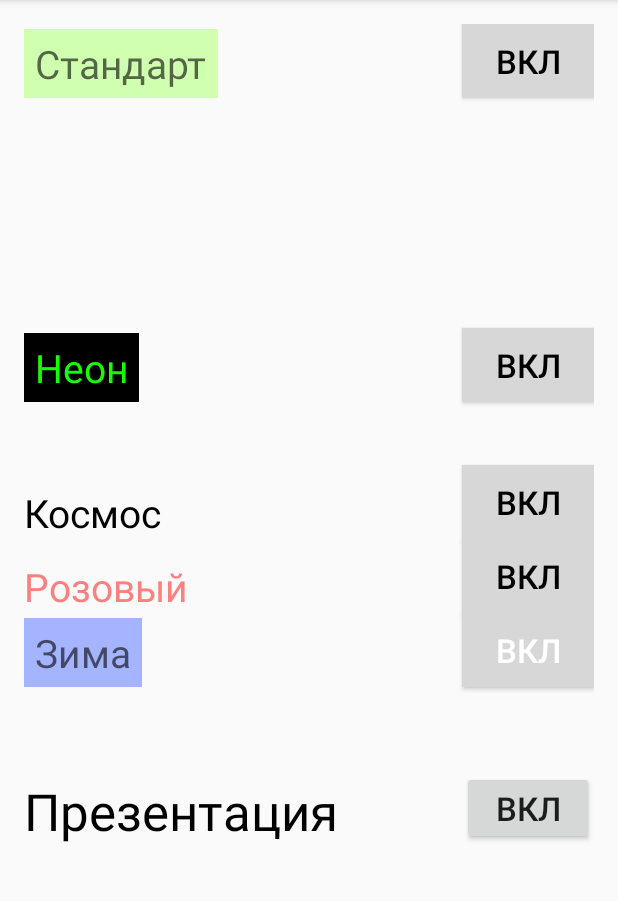
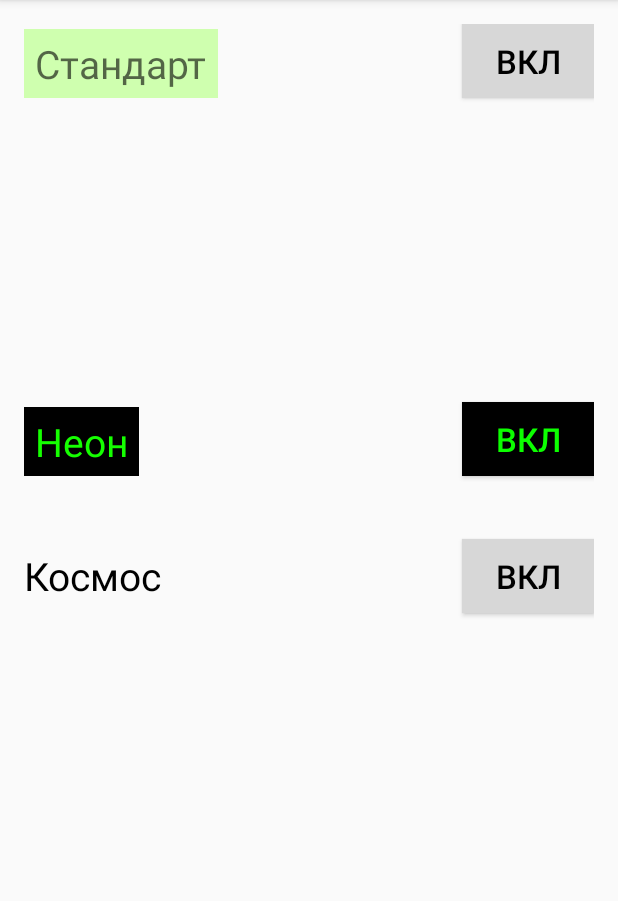
Before and after one commit to AppCampSiberia/ChatBot, an Android app: the Settings screen opened directly, with no data from a screen before it, after a tap on "ВКЛ", on a phone screen of 412 x 824 dp, the part 84-985 px from its top. Run offline under Robolectric (Android 15) with nearby library versions, the phone set to English and light mode, and no system bars.

Commit message:
final version

```diff
--- a/app/src/main/java/ru/appcampsiberia/chatbot/Settings.java
+++ b/app/src/main/java/ru/appcampsiberia/chatbot/Settings.java
@@ -9,9 +9,7 @@
 
 public class Settings extends AppCompatActivity {
 
-    Button buttonZima;
     Button buttonNeon;
-    Button buttonColor;
     Button buttonSpace;
     Button buttonStandart;
     Button buttonPres;
@@ -22,12 +20,9 @@
         super.onCreate(savedInstanceState);
         setContentView(R.layout.activity_settings);
 
-        buttonZima = (Button) findViewById(R.id.buttonZima);
         buttonNeon = (Button) findViewById(R.id.buttonNeon);
         buttonStandart = (Button) findViewById(R.id.buttonStandart);
         buttonSpace = (Button) findViewById(R.id.buttonSpace);
-        buttonColor = (Button) findViewById(R.id.buttonColor);
-        buttonPres = (Button) findViewById(R.id.buttonPres);
 
         SharedPreferences p = getSharedPreferences("cur_theme", MODE_PRIVATE);
         String c = p.getString("cur_theme","standart" );
@@ -36,53 +31,42 @@
             buttonStandart.setBackgroundColor(Color.parseColor("#cfffaf"));
             buttonStandart.setTextColor(Color.parseColor("#000000"));
 
-            buttonColor.setTextColor(Color.parseColor("#000000"));
-            buttonColor.setBackgroundColor(color);
             buttonNeon.setBackgroundColor(color);
             buttonNeon.setTextColor(Color.parseColor("#000000"));
             buttonSpace.setBackgroundColor(color);
             buttonSpace.setTextColor(Color.parseColor("#000000"));
-            buttonZima.setBackgroundColor(color);
-            buttonZima.setTextColor(Color.parseColor("#000000"));
+
         } else if (c.equals("neon")) {
             buttonNeon.setTextColor(Color.parseColor("#0CFF00"));
             buttonNeon.setBackgroundColor(Color.parseColor("#000000"));
 
             buttonStandart.setTextColor(Color.parseColor("#000000"));
             buttonStandart.setBackgroundColor(color);
-            buttonColor.setTextColor(Color.parseColor("#000000"));
-            buttonColor.setBackgroundColor(color);
+
             buttonSpace.setBackgroundColor(color);
             buttonSpace.setTextColor(Color.parseColor("#000000"));
-            buttonZima.setBackgroundColor(color);
-            buttonZima.setTextColor(Color.parseColor("#000000"));
+
         } else if (c.equals("space")) {
             buttonStandart.setTextColor(Color.parseColor("#000000"));
             buttonStandart.setBackgroundColor(color);
-            buttonColor.setTextColor(Color.parseColor("#000000"));
-            buttonColor.setBackgroundColor(color);
+
             buttonNeon.setBackgroundColor(color);
             buttonNeon.setTextColor(Color.parseColor("#000000"));
-            buttonZima.setBackgroundColor(color);
-            buttonZima.setTextColor(Color.parseColor("#000000"));
+
 
             buttonSpace.setTextColor(Color.parseColor("#ecf2fe"));
             buttonSpace.setBackgroundColor(Color.parseColor("#040f49"));
         } else if (c.equals("zima")) {
-            buttonZima.setTextColor(Color.parseColor("#ffffff"));
-            buttonZima.setTextColor(Color.parseColor("#eaf9fe"));
 
             buttonStandart.setTextColor(Color.parseColor("#000000"));
             buttonStandart.setBackgroundColor(color);
-            buttonColor.setTextColor(Color.parseColor("#000000"));
-            buttonColor.setBackgroundColor(color);
+
             buttonNeon.setBackgroundColor(color);
             buttonNeon.setTextColor(Color.parseColor("#000000"));
             buttonSpace.setBackgroundColor(color);
             buttonSpace.setTextColor(Color.parseColor("#000000"));
         } else if (c.equals("color")) {
-            buttonColor.setBackgroundColor(Color.parseColor("#FFBABA"));
-            buttonColor.setBackgroundColor(Color.parseColor("#ff51ff"));
+
 
             buttonStandart.setTextColor(Color.parseColor("#000000"));
             buttonStandart.setBackgroundColor(color);
@@ -90,8 +74,7 @@
             buttonNeon.setTextColor(Color.parseColor("#000000"));
             buttonSpace.setBackgroundColor(color);
             buttonSpace.setTextColor(Color.parseColor("#000000"));
-            buttonZima.setBackgroundColor(color);
-            buttonZima.setTextColor(Color.parseColor("#000000"));
+
         }
 
 
@@ -107,12 +90,8 @@
 
                 buttonStandart.setTextColor(Color.parseColor("#000000"));
                 buttonStandart.setBackgroundColor(color);
-                buttonColor.setTextColor(Color.parseColor("#000000"));
-                buttonColor.setBackgroundColor(color);
                 buttonSpace.setBackgroundColor(color);
                 buttonSpace.setTextColor(Color.parseColor("#000000"));
-                buttonZima.setBackgroundColor(color);
-                buttonZima.setTextColor(Color.parseColor("#000000"));
 
                 SharedPreferences.Editor editor = getSharedPreferences("cur_theme",MODE_PRIVATE).edit();
                 editor.putString("cur_theme", "neon");
@@ -154,14 +133,11 @@
             }
         });
 
-                buttonPres.setOnClickListener(new View.OnClickListener() {
-                    @Override
-                    public void onClick(View view) {
 
 
 
-                    }
-                 });
+
+
 
 
                 buttonSpace.setOnClickListener(new View.OnClickListener() {
@@ -170,12 +146,8 @@
 
                         buttonStandart.setTextColor(Color.parseColor("#000000"));
                         buttonStandart.setBackgroundColor(color);
-                        buttonColor.setTextColor(Color.parseColor("#000000"));
-                        buttonColor.setBackgroundColor(color);
                         buttonNeon.setBackgroundColor(color);
                         buttonNeon.setTextColor(Color.parseColor("#000000"));
-                        buttonZima.setBackgroundColor(color);
-                        buttonZima.setTextColor(Color.parseColor("#000000"));
 
                         buttonSpace.setTextColor(Color.parseColor("#ecf2fe"));
                         buttonSpace.setBackgroundColor(Color.parseColor("#040f49"));
@@ -217,29 +189,7 @@
 
                     }
                 });
-        buttonColor.setOnClickListener(new View.OnClickListener() {
-            @Override
-            public void onClick(View v) {
 
-
-                SharedPreferences.Editor editor = getSharedPreferences("cur_theme",MODE_PRIVATE).edit();
-                editor.putString("cur_theme", "color");
-                editor.commit();
-
-                buttonColor.setBackgroundColor(Color.parseColor("#FFBABA"));
-
-                buttonStandart.setTextColor(Color.parseColor("#000000"));
-                buttonStandart.setBackgroundColor(color);
-                buttonNeon.setBackgroundColor(color);
-                buttonNeon.setTextColor(Color.parseColor("#000000"));
-                buttonSpace.setBackgroundColor(color);
-                buttonSpace.setTextColor(Color.parseColor("#000000"));
-                buttonZima.setBackgroundColor(color);
-                buttonZima.setTextColor(Color.parseColor("#000000"));
-
-
-            }
-        });
         buttonStandart.setOnClickListener(new View.OnClickListener() {
             @Override
             public void onClick(View v) {
@@ -247,14 +197,10 @@
                 buttonStandart.setBackgroundColor(Color.parseColor("#cfffaf"));
                 buttonStandart.setTextColor(Color.parseColor("#000000"));
 
-                buttonColor.setTextColor(Color.parseColor("#000000"));
-                buttonColor.setBackgroundColor(color);
                 buttonNeon.setBackgroundColor(color);
                 buttonNeon.setTextColor(Color.parseColor("#000000"));
                 buttonSpace.setBackgroundColor(color);
                 buttonSpace.setTextColor(Color.parseColor("#000000"));
-                buttonZima.setBackgroundColor(color);
-                buttonZima.setTextColor(Color.parseColor("#000000"));
 
                 SharedPreferences.Editor editor = getSharedPreferences("color_background",MODE_PRIVATE).edit();
                 editor.putString("color_background", "#cfffaf");
@@ -297,26 +243,7 @@
 
         });
 
-        buttonZima.setOnClickListener(new View.OnClickListener() {
-            @Override
-            public void onClick(View v) {
 
-                SharedPreferences.Editor editor = getSharedPreferences("cur_theme",MODE_PRIVATE).edit();
-                editor.putString("cur_theme", "zima");
-                editor.commit();
-
-                buttonZima.setTextColor(Color.parseColor("#ffffff"));
-
-                buttonStandart.setTextColor(Color.parseColor("#000000"));
-                buttonStandart.setBackgroundColor(color);
-                buttonColor.setTextColor(Color.parseColor("#000000"));
-                buttonColor.setBackgroundColor(color);
-                buttonNeon.setBackgroundColor(color);
-                buttonNeon.setTextColor(Color.parseColor("#000000"));
-                buttonSpace.setBackgroundColor(color);
-                buttonSpace.setTextColor(Color.parseColor("#000000"));
-            }
-        });
 
 
         getSupportActionBar().setDisplayHomeAsUpEnabled(true);
--- a/app/src/main/res/layout/activity_settings.xml
+++ b/app/src/main/res/layout/activity_settings.xml
@@ -8,16 +8,6 @@
     android:paddingRight="@dimen/activity_horizontal_margin"
     android:paddingTop="@dimen/activity_vertical_margin"
     tools:context="ru.appcampsiberia.chatbot.Settings">
-
-    <Button
-        android:layout_width="wrap_content"
-        android:layout_height="wrap_content"
-        android:text="вкл"
-        android:id="@+id/buttonZima"
-        android:layout_below="@+id/buttonColor"
-        android:layout_alignLeft="@+id/buttonColor"
-        android:layout_alignStart="@+id/buttonColor"
-        android:textSize="22dp" />
 
     <Button
         android:layout_width="wrap_content"
@@ -34,22 +24,12 @@
         android:layout_width="wrap_content"
         android:layout_height="wrap_content"
         android:text="вкл"
-        android:id="@+id/buttonColor"
-        android:layout_centerVertical="true"
-        android:layout_alignParentRight="true"
-        android:layout_alignParentEnd="true"
-        android:textSize="22dp" />
-
-    <Button
-        android:layout_width="wrap_content"
-        android:layout_height="wrap_content"
-        android:text="вкл"
         android:id="@+id/buttonSpace"
-        android:layout_above="@+id/buttonColor"
         android:layout_alignParentRight="true"
         android:layout_alignParentEnd="true"
         android:textSize="22dp"
-        android:layout_alignParentStart="false" />
+        android:layout_alignParentStart="false"
+        android:layout_centerVertical="true" />
 
     <Button
         android:layout_width="wrap_content"
@@ -84,40 +64,11 @@
         android:textAppearance="?android:attr/textAppearanceMedium"
         android:text="Космос"
         android:id="@+id/textView8"
-        android:layout_above="@+id/buttonColor"
         android:layout_alignParentLeft="true"
         android:layout_alignParentStart="true"
         android:textColor="#000000"
-        android:textSize="26dp" />
-
-    <TextView
-        android:layout_width="wrap_content"
-        android:layout_height="wrap_content"
-        android:textAppearance="?android:attr/textAppearanceMedium"
-        android:text="Розовый"
-        android:id="@+id/textView9"
-        android:layout_above="@+id/buttonZima"
-        android:layout_alignParentLeft="true"
-        android:layout_alignParentStart="true"
-        android:autoText="false"
-        android:textColor="#FF7F7F"
-        android:textSize="26dp" />
-
-    <TextView
-        android:layout_width="wrap_content"
-        android:layout_height="wrap_content"
-        android:textAppearance="?android:attr/textAppearanceMedium"
-        android:id="@+id/textView10"
-        android:layout_alignBottom="@+id/buttonZima"
-        android:layout_alignParentLeft="true"
-        android:layout_alignParentStart="true"
-        android:text="Зима"
-        android:background="#A5B4FF"
         android:textSize="26dp"
-        android:paddingLeft="7dp"
-        android:paddingTop="5dp"
-        android:paddingRight="7dp"
-        android:paddingBottom="5dp" />
+        android:layout_centerVertical="true" />
 
     <TextView
         android:layout_width="wrap_content"
@@ -135,27 +86,4 @@
         android:paddingRight="7dp"
         android:paddingBottom="5dp" />
 
-    <Button
-        android:layout_width="wrap_content"
-        android:layout_height="wrap_content"
-        android:text="ВКЛ"
-        android:id="@+id/buttonPres"
-        android:layout_below="@+id/buttonZima"
-        android:layout_alignRight="@+id/buttonZima"
-        android:layout_alignEnd="@+id/buttonZima"
-        android:layout_marginTop="56dp"
-        android:textSize="22dp" />
-
-    <TextView
-        android:layout_width="wrap_content"
-        android:layout_height="wrap_content"
-        android:textAppearance="?android:attr/textAppearanceMedium"
-        android:text="Презентация"
-        android:id="@+id/textView12"
-        android:layout_alignBottom="@+id/buttonPres"
-        android:layout_alignParentLeft="true"
-        android:layout_alignParentStart="true"
-        android:textSize="34dp"
-        android:textColor="#000000" />
-
 </RelativeLayout>
```
Also changed, not shown: app/src/main/java/ru/appcampsiberia/chatbot/MainActivity.java (+13 -2 lines).
